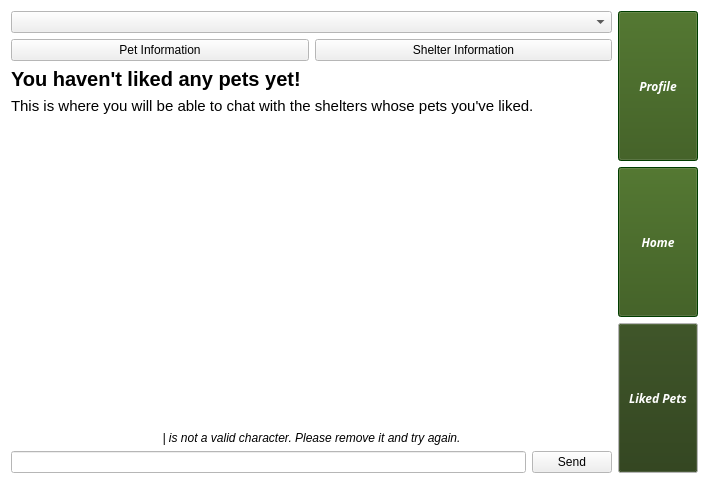
Qt form pet_tinder/gui/petlist.ui (CS-205-S21/team_1_4) before a commit.
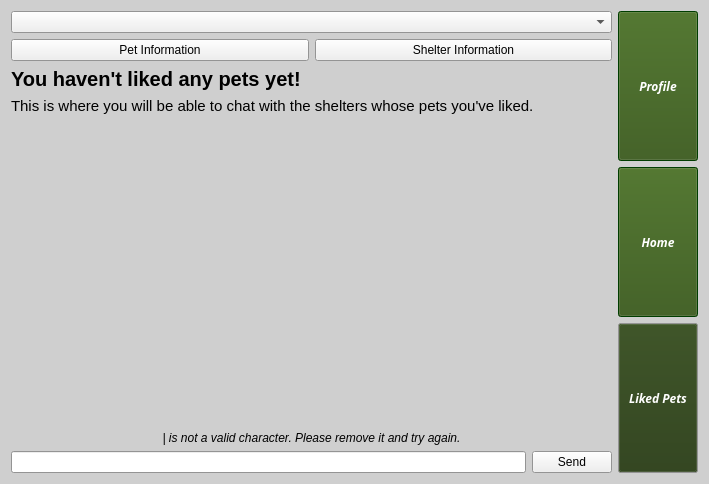
The same form after that commit.

Diff of the .ui file:
```diff
--- a/pet_tinder/gui/petlist.ui
+++ b/pet_tinder/gui/petlist.ui
@@ -79,9 +79,9 @@
      <colorrole role="Window">
       <brush brushstyle="SolidPattern">
        <color alpha="255">
-        <red>255</red>
-        <green>255</green>
-        <blue>255</blue>
+        <red>207</red>
+        <green>207</green>
+        <blue>207</blue>
        </color>
       </brush>
      </colorrole>
@@ -162,9 +162,9 @@
      <colorrole role="Window">
       <brush brushstyle="SolidPattern">
        <color alpha="255">
-        <red>255</red>
-        <green>255</green>
-        <blue>255</blue>
+        <red>207</red>
+        <green>207</green>
+        <blue>207</blue>
        </color>
       </brush>
      </colorrole>
@@ -236,18 +236,18 @@
      <colorrole role="Base">
       <brush brushstyle="SolidPattern">
        <color alpha="255">
-        <red>255</red>
-        <green>255</green>
-        <blue>255</blue>
+        <red>207</red>
+        <green>207</green>
+        <blue>207</blue>
        </color>
       </brush>
      </colorrole>
      <colorrole role="Window">
       <brush brushstyle="SolidPattern">
        <color alpha="255">
-        <red>255</red>
-        <green>255</green>
-        <blue>255</blue>
+        <red>207</red>
+        <green>207</green>
+        <blue>207</blue>
        </color>
       </brush>
      </colorrole>
```
